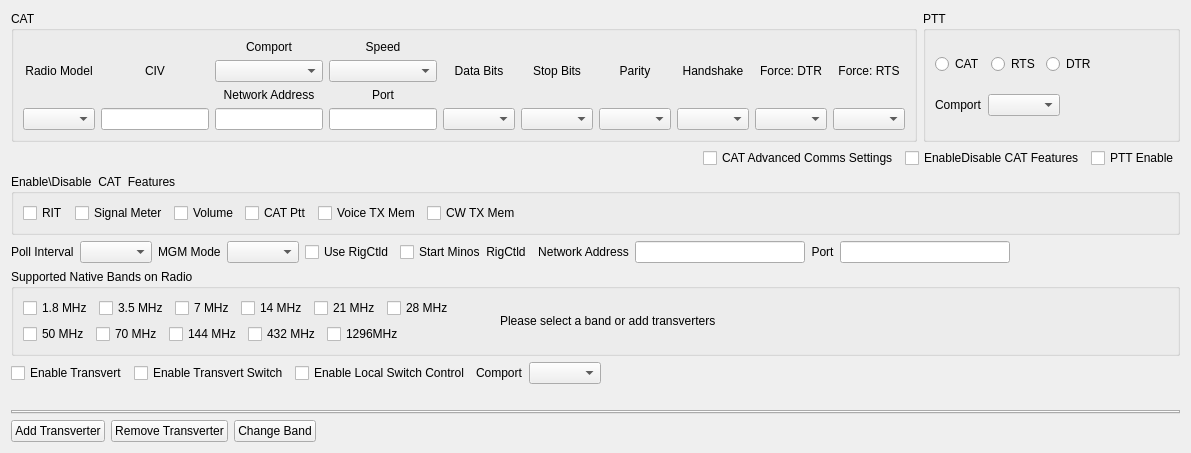
First picture: the form in mqt/MqtRigControl/rigsetupform.ui, repository Rsclub22/Minos2-Mirror, before the edit.
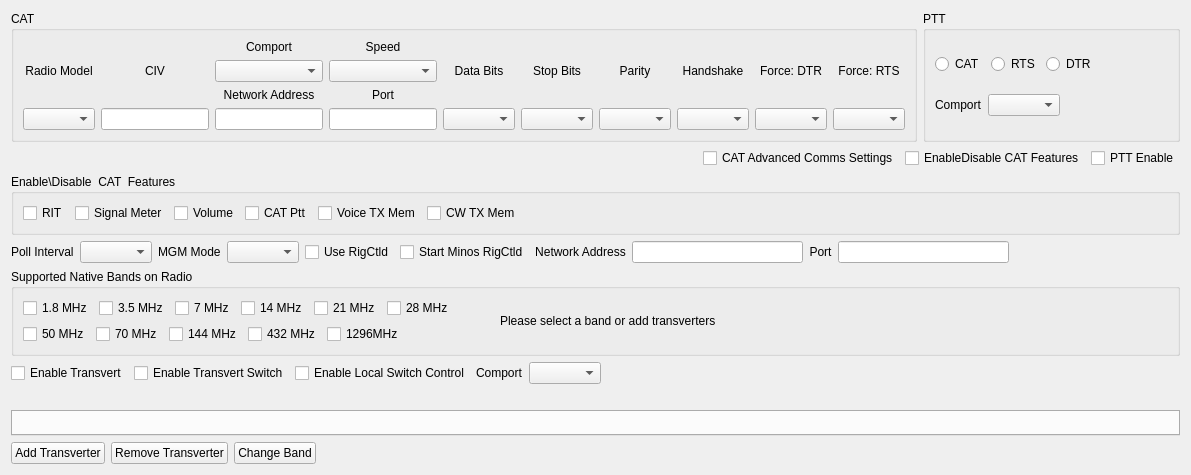
Second picture: the form after the edit. Custom widgets are drawn as their Qt base class.

Commit message: More on rigctld and setup

Diff of the .ui file:
```diff
--- a/mqt/MqtRigControl/rigsetupform.ui
+++ b/mqt/MqtRigControl/rigsetupform.ui
@@ -7,7 +7,7 @@
     <x>0</x>
     <y>0</y>
     <width>1191</width>
-    <height>447</height>
+    <height>475</height>
    </rect>
   </property>
   <property name="windowTitle">
@@ -479,7 +479,7 @@
      <item>
       <widget class="QCheckBox" name="startMinosRigCtldChkBox">
        <property name="text">
-        <string>Start Minos  RigCtld</string>
+        <string>Start Minos RigCtld</string>
        </property>
       </widget>
      </item>
```
The commit also changes 2 other files.
